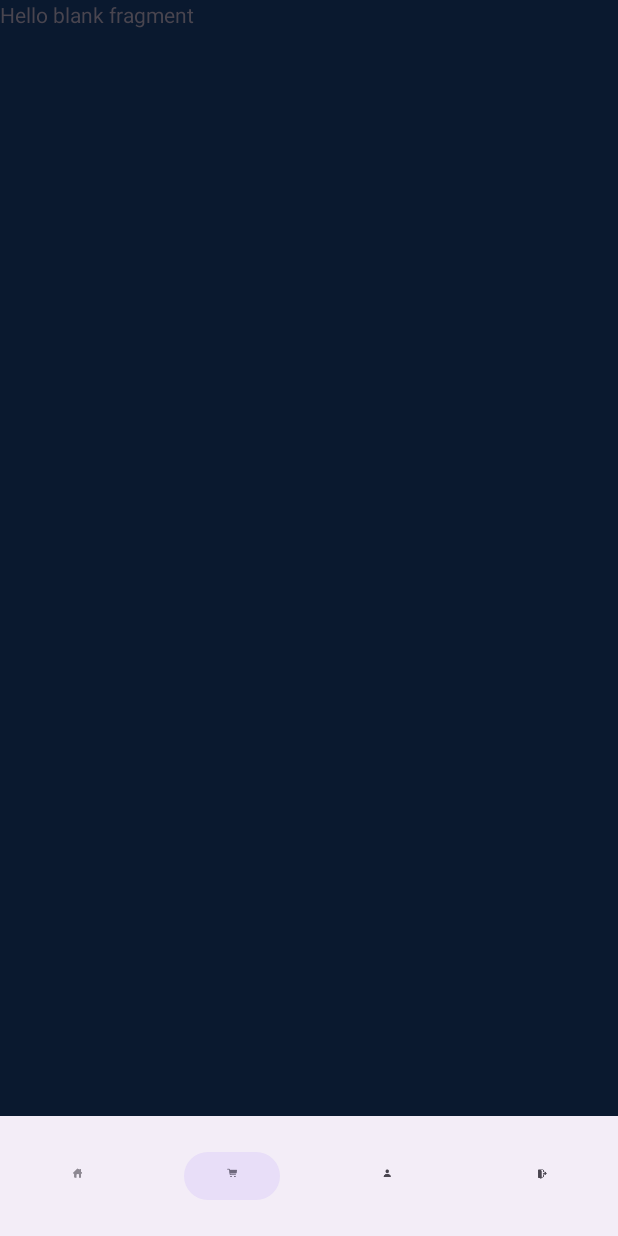
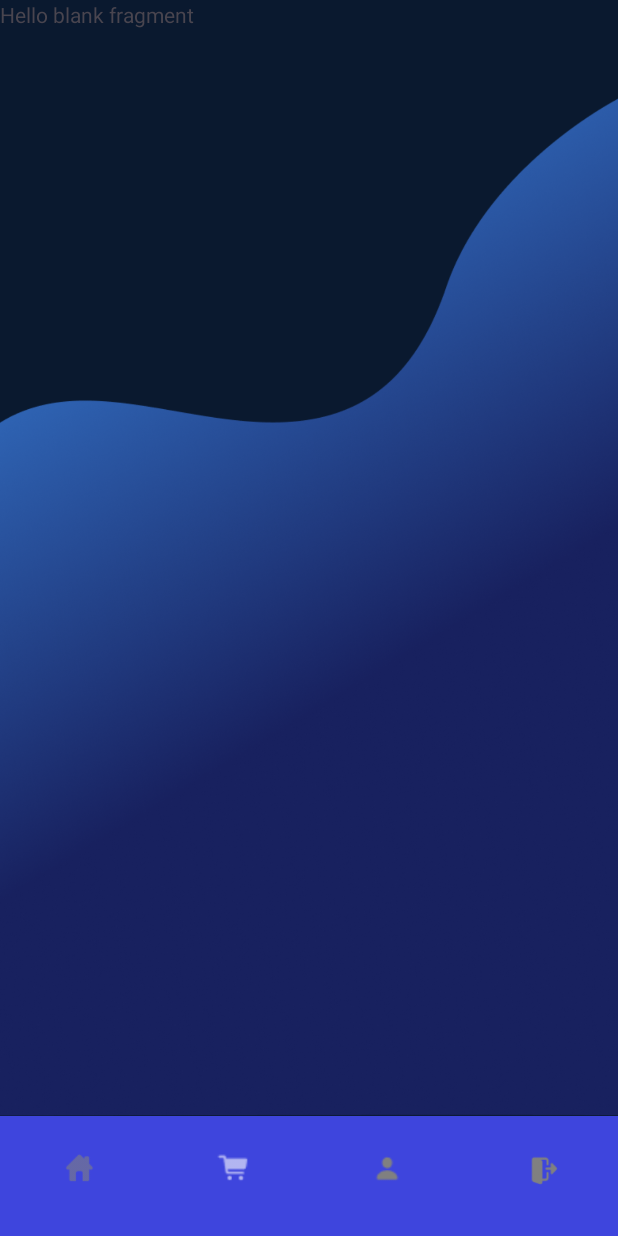
Before and after one commit to lina1salazar/TechNova, an Android app: the MainActivity screen opened directly, with no data from a screen before it, item 2 of the bottom bar chosen, on a phone screen of 412 x 824 dp. Run offline under Robolectric (Android 15) with nearby library versions, the phone set to English and light mode, and no system bars.

```diff
--- a/app/src/main/java/com/example/technova/activities/AdminSetupActivity.kt
+++ b/app/src/main/java/com/example/technova/activities/AdminSetupActivity.kt
@@ -6,10 +6,7 @@ import android.util.Patterns
 import android.widget.Button
 import android.widget.EditText
 import android.widget.Toast
-import androidx.activity.enableEdgeToEdge
 import androidx.appcompat.app.AppCompatActivity
-import androidx.core.view.ViewCompat
-import androidx.core.view.WindowInsetsCompat
 import com.example.technova.R
 import com.example.technova.database.UsuarioDAO
 import com.example.technova.models.Usuario
--- a/app/src/main/java/com/example/technova/activities/BienvenidaActivity.kt
+++ b/app/src/main/java/com/example/technova/activities/BienvenidaActivity.kt
@@ -5,8 +5,6 @@ import android.os.Bundle
 import android.widget.Button
 import androidx.activity.enableEdgeToEdge
 import androidx.appcompat.app.AppCompatActivity
-import androidx.core.view.ViewCompat
-import androidx.core.view.WindowInsetsCompat
 import com.example.technova.R
 import com.example.technova.database.UsuarioDAO
 
--- a/app/src/main/res/color/nav_item_colors.xml
+++ b/app/src/main/res/color/nav_item_colors.xml
@@ -1,4 +1,4 @@
 <selector xmlns:android="http://schemas.android.com/apk/res/android">
-    <item android:state_checked="true" android:color="#FFFFFFFF"/>  <!-- blanco puro -->
-    <item android:color="#80FFFFFF"/>  <!-- 50% blanco para los inactivos -->
+    <item android:color="@color/tn_white" android:state_checked="true" />
+    <item android:color="@color/tn_gray" />
 </selector>
--- a/app/src/main/res/layout/activity_main.xml
+++ b/app/src/main/res/layout/activity_main.xml
@@ -25,7 +25,12 @@
         app:layout_constraintStart_toStartOf="parent"
         app:menu="@menu/bottom_nav_menu"
         app:labelVisibilityMode="unlabeled"
-
+        app:itemIconSize="70dp"
+        android:background="@color/tn_blue_primary"
+        app:itemIconTint="@color/nav_item_colors"
+        app:itemTextColor="@color/nav_item_colors"
+        app:itemActiveIndicatorStyle="@color/tn_white"
+        app:itemRippleColor="@android:color/transparent"
         />
 
 </androidx.constraintlayout.widget.ConstraintLayout>
--- a/app/src/main/res/layout/fragment_cart.xml
+++ b/app/src/main/res/layout/fragment_cart.xml
@@ -3,6 +3,7 @@
     xmlns:tools="http://schemas.android.com/tools"
     android:layout_width="match_parent"
     android:layout_height="match_parent"
+    android:background="@color/tn_blue_dark"
     tools:context=".fragments.CartFragment">
 
     <!-- TODO: Update blank fragment layout -->
@@ -11,4 +12,11 @@
         android:layout_height="match_parent"
         android:text="@string/hello_blank_fragment" />
 
+    <ImageView
+        android:layout_width="match_parent"
+        android:layout_height="match_parent"
+        android:src="@drawable/fondo_productos"
+        android:scaleType="fitEnd"
+        android:layout_alignParentBottom="true"/>
+
 </FrameLayout>
--- a/app/src/main/res/menu/bottom_nav_menu.xml
+++ b/app/src/main/res/menu/bottom_nav_menu.xml
@@ -16,8 +16,8 @@
         android:title="Perfil" />
 
     <item
-        android:id="@+id/nav_settings"
+        android:id="@+id/nav_logout"
         android:icon="@drawable/ic_settings"
-        android:title="Ajustes" />
+        android:title="Cerrar Sesión" />
 
 </menu>
```
Also changed, not shown: app/src/main/java/com/example/technova/activities/LoginActivity.kt (+9 -2 lines), app/src/main/java/com/example/technova/activities/MainActivity.kt (+21 -2 lines), app/src/main/java/com/example/technova/database/UsuarioDAO.kt (+9 -4 lines), app/src/main/java/com/example/technova/fragments/ProfileFragment.kt (+61 -19 lines).
